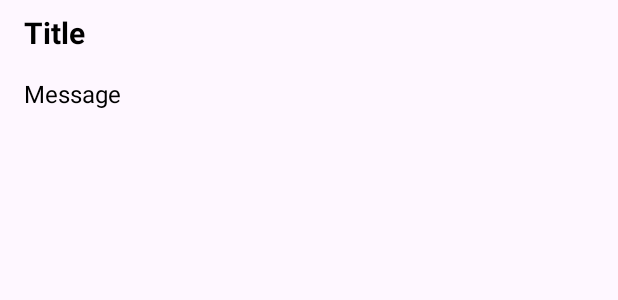
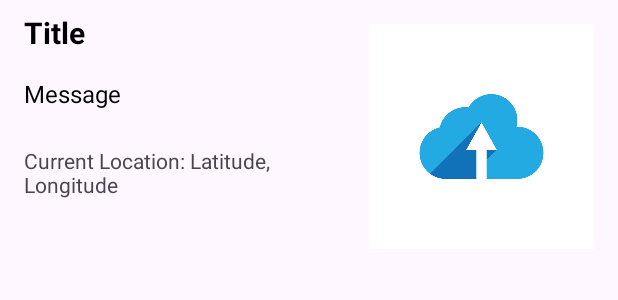
Before and after one commit to ilkkan62/MapMyMoment, an Android app: the layout list_item_view.xml on its own in the app's theme, with its tools: preview values and no code run, on a phone screen of 412 x 824 dp. Shown: the top 300 px of the screen. Run offline under Robolectric (Android 15) with nearby library versions, the phone set to English and light mode, and no system bars.

Commit message:
Add Bytearray, fix app crash, update list_item_view

```diff
--- a/app/src/main/java/com/example/myapplication/Note.kt
+++ b/app/src/main/java/com/example/myapplication/Note.kt
@@ -10,6 +10,6 @@ data class Note (
     @ColumnInfo(name="message") var message: String,
     @ColumnInfo(name="latitude") var latitude: Double,
     @ColumnInfo(name="longitude") var longitude: Double,
-    @ColumnInfo(name="image") var image: String,
+    @ColumnInfo(name="image") var image: ByteArray?,
     @PrimaryKey(autoGenerate = true) val id: Long = 0
 )
--- a/app/src/main/res/layout/list_item_view.xml
+++ b/app/src/main/res/layout/list_item_view.xml
@@ -3,8 +3,16 @@
     xmlns:tools="http://schemas.android.com/tools"
     android:layout_width="match_parent"
     android:layout_height="wrap_content"
+    android:orientation="horizontal"
+    tools:context=".ListActivity">
+
+    <LinearLayout
+        android:layout_width="match_parent"
+        android:layout_height="wrap_content"
         android:orientation="vertical"
-    tools:context=".ListActivity">
+        android:layout_gravity="left"
+        android:layout_weight="10"
+        >
 
     <TextView
         android:id="@+id/tvTitle"
@@ -20,4 +28,21 @@
         android:text="@string/hint_message"
         style="@style/ListItem.Message"/>
 
+    <TextView
+        android:id="@+id/tvCurrentLocation"
+        android:layout_width="match_parent"
+        android:layout_height="wrap_content"
+        android:layout_margin="@dimen/margin_medium"
+        android:text="@string/current_location" />
     </LinearLayout>
+
+    <ImageView
+        android:id="@+id/ivNoteImage"
+        android:layout_width="150dp"
+        android:layout_height="150dp"
+        android:layout_margin="@dimen/margin_medium"
+        android:src="@drawable/upload"
+        android:scaleType="fitCenter" />
+
+
+</LinearLayout>
```
Also changed, not shown: app/src/main/java/com/example/myapplication/NoteAdapter.kt (+5 -8 lines), app/src/main/java/com/example/myapplication/NoteEditActivity.kt (+20 -3 lines), app/src/main/res/layout/activity_note_edit.xml (+5 -9 lines), app/src/main/res/drawable/urlaub1.jpg (added), app/src/main/res/drawable/urlaub2.jpg (added), app/src/main/res/drawable/urlaub3.jpg (added). Lines whose indentation alone changed are shown as unchanged.
